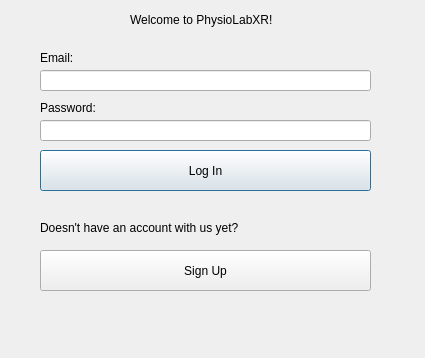
Qt form physiolabxr/_ui/login.ui (PhysioLabXR/PhysioLabXR-Community) before a commit.
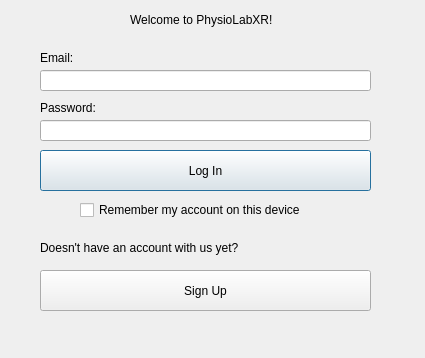
The same form after that commit.

Patch:
```diff
--- a/physiolabxr/_ui/login.ui
+++ b/physiolabxr/_ui/login.ui
@@ -43,7 +43,7 @@
    <property name="geometry">
     <rect>
      <x>40</x>
-     <y>250</y>
+     <y>270</y>
      <width>331</width>
      <height>41</height>
     </rect>
@@ -102,7 +102,7 @@
    <property name="geometry">
     <rect>
      <x>40</x>
-     <y>220</y>
+     <y>240</y>
      <width>251</width>
      <height>16</height>
     </rect>
@@ -111,6 +111,19 @@
     <string>Doesn't have an account with us yet?</string>
    </property>
   </widget>
+  <widget class="QCheckBox" name="checkBox">
+   <property name="geometry">
+    <rect>
+     <x>80</x>
+     <y>200</y>
+     <width>251</width>
+     <height>20</height>
+    </rect>
+   </property>
+   <property name="text">
+    <string>Remember my account on this device</string>
+   </property>
+  </widget>
  </widget>
  <resources/>
  <connections/>
```
